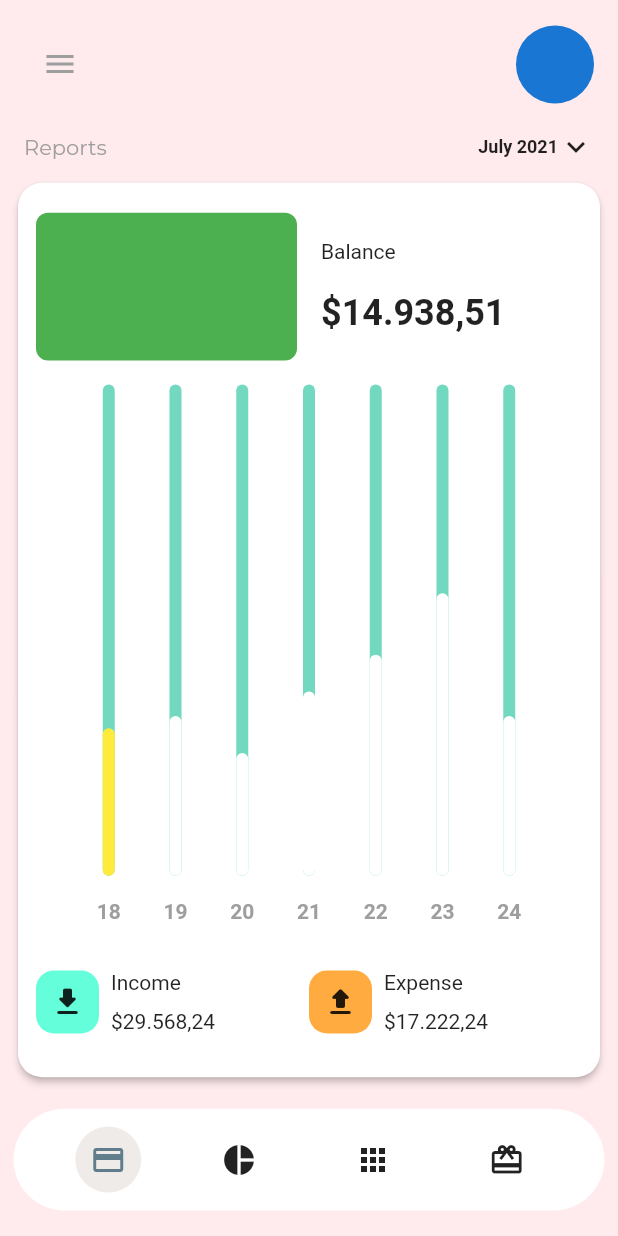
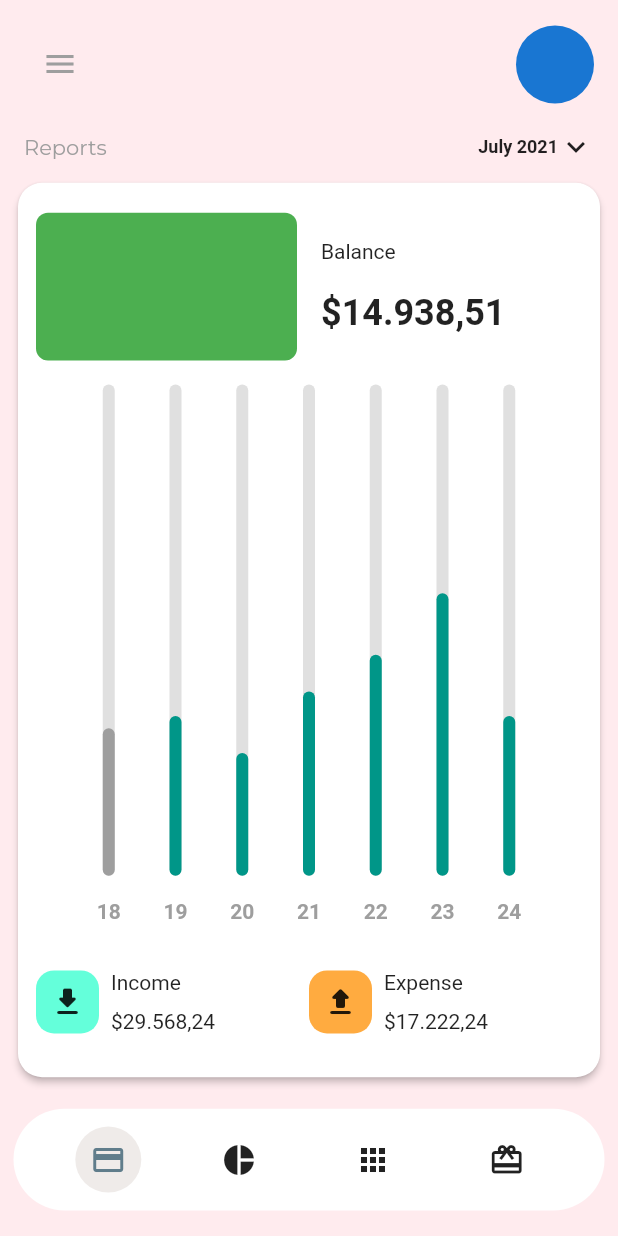
Before and after one commit to JAICHANGPARK/flutter_notebook_11th_story, a Flutter app: the screen it shows after launch, on a phone screen of 412 x 824 dp. Run offline on Flutter 3.47's test engine with Material 2 defaults, Android fonts, the phone set to English and light mode, and no system bars; drawn by our look-alikes of fl_chart; our stand-ins replace backdrop, badges, flutter_inner_drawer, flutter_slidable, flutter_swiper, google_fonts.

Commit message:
Update bank_balance_page.dart

```diff
--- a/lib/ep749_bank_app/ui/bank_balance_page.dart
+++ b/lib/ep749_bank_app/ui/bank_balance_page.dart
@@ -22,7 +22,7 @@ class _BankBalancePageState extends State<BankBalancePage> {
     int x,
     double y, {
     bool isTouched = false,
-    Color barColor = Colors.white,
+    Color barColor = Colors.teal,
     double width = 8,
     List<int> showTooltips = const [],
   }) {
@@ -31,12 +31,12 @@ class _BankBalancePageState extends State<BankBalancePage> {
       barRods: [
         BarChartRodData(
           y: isTouched ? y + 1 : y,
-          colors: isTouched ? [Colors.yellow] : [barColor],
+          colors: isTouched ? [Colors.grey] : [barColor],
           width: width,
           backDrawRodData: BackgroundBarChartRodData(
             show: true,
             y: 20,
-            colors: [barBackgroundColor],
+            colors: [Colors.grey[300]!],
           ),
         ),
       ],
```
